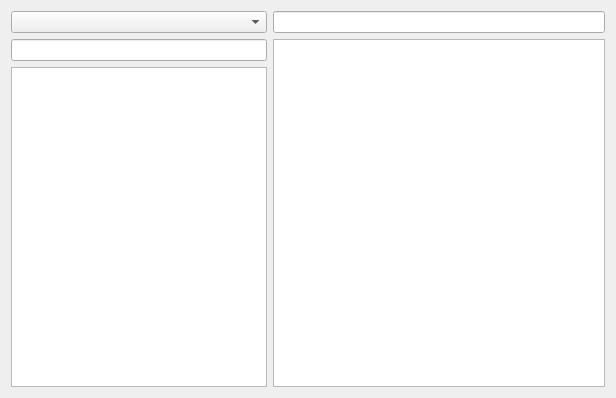
Above: src/plugins/azoth/plugins/chathistory/chathistorywidget.ui from 0xd34df00d/leechcraft before the change. Below: the same form after it.
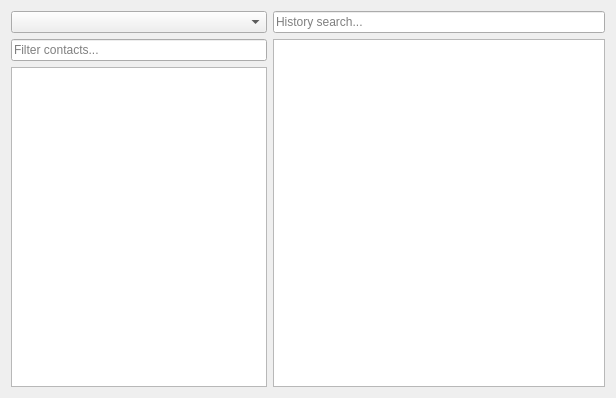
That is the form after the change.

Commit message: Azoth CH: placeholder texts.

Patch:
```diff
--- a/src/plugins/azoth/plugins/chathistory/chathistorywidget.ui
+++ b/src/plugins/azoth/plugins/chathistory/chathistorywidget.ui
@@ -34,6 +34,9 @@
          <verstretch>0</verstretch>
         </sizepolicy>
        </property>
+       <property name="placeholderText">
+        <string>Filter contacts...</string>
+       </property>
       </widget>
      </item>
      <item>
@@ -54,7 +57,11 @@
    <item>
     <layout class="QVBoxLayout" name="verticalLayout_2">
      <item>
-      <widget class="QLineEdit" name="HistorySearch_"/>
+      <widget class="QLineEdit" name="HistorySearch_">
+       <property name="placeholderText">
+        <string>History search...</string>
+       </property>
+      </widget>
      </item>
      <item>
       <widget class="QTextBrowser" name="HistView_"/>
```
